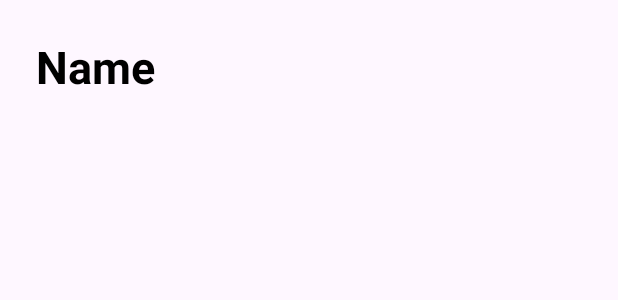
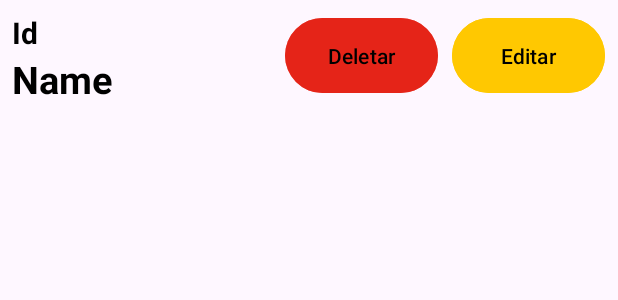
Before and after one commit to gustavorah/app_mobile_projeto, an Android app: the layout crud1_list_item.xml on its own in the app's theme, with its tools: preview values and no code run, on a phone screen of 412 x 824 dp. Shown: the top 300 px of the screen. Run offline under Robolectric (Android 15) with nearby library versions, the phone set to English and light mode, and no system bars.

Commit message:
Ajustado para deletar e editar na lista

```diff
--- a/app/src/main/java/com/gustavo/projeto/model/Crud1Model.kt
+++ b/app/src/main/java/com/gustavo/projeto/model/Crud1Model.kt
@@ -1,8 +1,10 @@
 package com.gustavo.projeto.model
+
+import java.io.Serializable
 
 data class Crud1Model (
     var id: String? = null,
     var nome: String? = null,
     var email: String? = null,
     var idade: String? = null
-)
+) : Serializable
--- a/app/src/main/res/layout/activity_main.xml
+++ b/app/src/main/res/layout/activity_main.xml
@@ -49,6 +49,6 @@
         app:layout_constraintEnd_toEndOf="parent"
         app:layout_constraintStart_toStartOf="parent"
         app:layout_constraintTop_toTopOf="parent"
-        app:layout_constraintVertical_bias="0.981" />
+        app:layout_constraintVertical_bias="0.953" />
 
 </androidx.constraintlayout.widget.ConstraintLayout>
--- a/app/src/main/res/layout/crud1_list_item.xml
+++ b/app/src/main/res/layout/crud1_list_item.xml
@@ -1,40 +1,65 @@
 <?xml version="1.0" encoding="utf-8"?>
 <androidx.constraintlayout.widget.ConstraintLayout xmlns:android="http://schemas.android.com/apk/res/android"
+    xmlns:app="http://schemas.android.com/apk/res-auto"
+    xmlns:tools="http://schemas.android.com/tools"
     android:layout_width="match_parent"
     android:layout_height="wrap_content"
-    xmlns:app="http://schemas.android.com/apk/res-auto"
-    app:cardElevation="8dp"
+    android:layout_margin="8dp"
     app:cardCornerRadius="8dp"
-    android:layout_margin="8dp">
+    app:cardElevation="8dp">
 
-    <LinearLayout
+    <TextView
+        android:id="@+id/tvCrudId"
         android:layout_width="wrap_content"
         android:layout_height="wrap_content"
+        android:layout_gravity="center"
+        android:layout_marginBottom="34dp"
         android:gravity="center"
-        android:padding="16dp"
+        android:text="Id"
+        android:textColor="@color/black"
+        android:textSize="20sp"
+        android:textStyle="bold"
+        app:layout_constraintBottom_toBottomOf="@+id/tvCrudName"
+        tools:layout_editor_absoluteX="16dp" />
+
+    <TextView
+        android:id="@+id/tvCrudName"
+        android:layout_width="wrap_content"
+        android:layout_height="wrap_content"
         android:layout_gravity="center"
-        android:orientation="vertical">
+        android:gravity="center"
+        android:text="Name"
+        android:textColor="@color/black"
+        android:textSize="25sp"
+        android:textStyle="bold"
+        app:layout_constraintTop_toBottomOf="@id/tvCrudId"
+        tools:layout_editor_absoluteX="0dp"
+        tools:layout_editor_absoluteY="31dp"
+        />
 
-        <LinearLayout
-            android:layout_width="wrap_content"
-            android:layout_height="wrap_content"
-            android:layout_gravity="center_vertical"
-            android:orientation="horizontal">
+    <Button
+        android:id="@+id/btnDeletar"
+        android:layout_width="102dp"
+        android:layout_height="58dp"
+        android:layout_marginEnd="112dp"
+        android:backgroundTint="@color/red"
+        android:text="Deletar"
+        android:textColor="@color/black"
+        app:layout_constraintEnd_toEndOf="parent"
+        app:layout_constraintHorizontal_bias="0.581"
+        tools:layout_editor_absoluteY="4dp" />
 
-            <TextView
-                android:id="@+id/tvCrudName"
-                android:layout_width="wrap_content"
-                android:layout_height="wrap_content"
-                android:text="Name"
-                android:layout_gravity="center"
-                android:gravity="center"
-                android:textColor="@color/black"
-                android:textSize="30sp"
-                android:textStyle="bold"/>
+    <Button
+        android:id="@+id/btnEditar"
+        android:layout_width="102dp"
+        android:layout_height="58dp"
+        android:layout_marginStart="8dp"
+        android:backgroundTint="@color/yellow"
+        android:text="Editar"
+        android:textColor="@color/black"
+        app:layout_constraintStart_toEndOf="@id/btnDeletar"
+        app:layout_constraintEnd_toEndOf="parent"
+        tools:layout_editor_absoluteY="7dp" />
 
 
-        </LinearLayout>
-
-    </LinearLayout>
-
 </androidx.constraintlayout.widget.ConstraintLayout>
--- a/app/src/main/res/values/colors.xml
+++ b/app/src/main/res/values/colors.xml
@@ -11,6 +11,7 @@
 
     <color name="yellow">#FFC801</color>
     <color name="divider_grey">#6D6A68</color>
+    <color name="red">#CEE41D0F</color>
 
 
 </resources>
```
Also changed, not shown: app/src/main/java/com/gustavo/projeto/adapter/Crud1Adapter.kt (+29 -15 lines), app/src/main/java/com/gustavo/projeto/view/Crud1Activity.kt (+28 -4 lines), app/src/main/java/com/gustavo/projeto/view/Crud1ListActivity.kt (+48 -16 lines), app/src/main/res/layout/activity_crud1_list.xml (+34 -6 lines).
